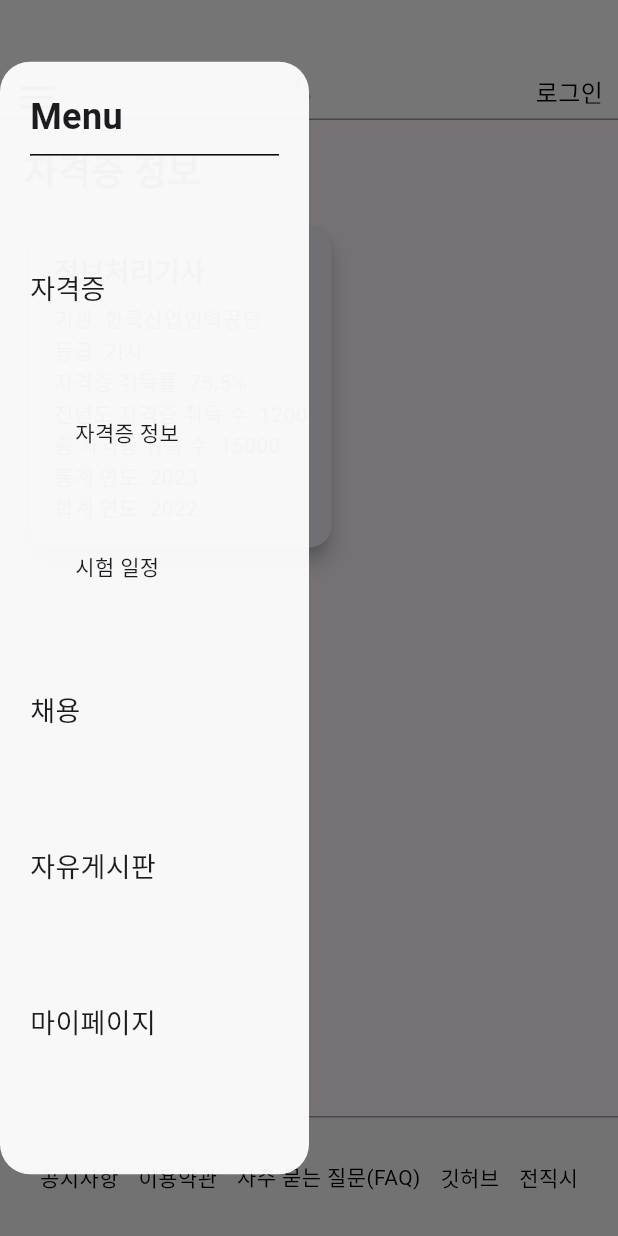
After one commit to Omniscient-Job-Project/Omniscient-flutter, a Flutter app: the CertificateInfoPage screen opened by its route, after a tap on the "menu" icon, on a phone screen of 412 x 824 dp. The commit adds this screen. Run offline on Flutter 3.47's test engine with Material 3 defaults, Android fonts, the phone set to English and light mode, and no system bars; our stand-ins replace dio, font_awesome_flutter, get.

Commit message:
commit -m "feat:certificateInfo"

```diff
--- a/lib/core/widgets/header.dart
+++ b/lib/core/widgets/header.dart
@@ -86,6 +86,8 @@ class Header extends StatelessWidget {
                     crossAxisAlignment: CrossAxisAlignment.start,
                     children: [
                       _buildMenuItem(context, '자격증', '/certificate'),
+                      _buildSubMenuItem(context, '자격증 정보', '/certificateInfoPage'),  // 자격증 정보 페이지로 이동
+                      _buildSubMenuItem(context, '시험 일정', '/certificateSchedule'),
                       _buildMenuItem(context, '채용', '/curation'),
                       _buildMenuItem(context, '자유게시판', '/board'),
                       _buildMenuItem(context, '마이페이지', '/mypage'),
@@ -104,20 +106,35 @@ class Header extends StatelessWidget {
   Widget _buildMenuItem(BuildContext context, String title, String route) {
     return GestureDetector(
       onTap: () {
-        Get.offNamed(route); // Get.toNamed 대신 Get.offNamed 사용
+        Get.toNamed(route);  // 페이지로 이동
+        Navigator.of(context).pop();  // 다이얼로그 닫기
       },
       child: Padding(
         padding: const EdgeInsets.symmetric(vertical: 10.0),
         child: Text(
           title,
-          style: TextStyle(
-            fontSize: 18,
-            fontWeight: FontWeight.w500,
-          ),
+          style: TextStyle(fontSize: 18, fontWeight: FontWeight.w500),
         ),
       ),
     );
   }
+
+  Widget _buildSubMenuItem(BuildContext context, String title, String route) {
+    return GestureDetector(
+      onTap: () {
+        Get.toNamed(route);  // 자격증 정보 페이지로 이동
+        Navigator.of(context).pop();  // 다이얼로그 닫기
+      },
+      child: Padding(
+        padding: const EdgeInsets.only(left: 30.0, top: 5.0, bottom: 5.0),
+        child: Text(
+          title,
+          style: TextStyle(fontSize: 14, fontWeight: FontWeight.w400),
+        ),
+      ),
+    );
+  }
+}
 
   // 인증 처리 함수
   void _handleAuth(BuildContext context) {
@@ -147,4 +164,3 @@ class Header extends StatelessWidget {
       },
     );
   }
-}
--- /dev/null
+++ b/lib/features/certificate/models/certificateInfo.dart
@@ -0,0 +1,35 @@
+class CertificateInfo {
+  final String jmNm; // 자격증 이름
+  final String instiNm; // 기관 이름
+  final String grdNm; // 등급
+  final double preyyAcquQualIncRate; // 자격증 취득률
+  final int preyyQualAcquCnt; // 전년도 자격증 취득 수
+  final int qualAcquCnt; // 총 자격증 취득 수
+  final String statisYy; // 통계 연도
+  final String sumYy; // 합계 연도
+
+  CertificateInfo({
+    required this.jmNm,
+    required this.instiNm,
+    required this.grdNm,
+    required this.preyyAcquQualIncRate,
+    required this.preyyQualAcquCnt,
+    required this.qualAcquCnt,
+    required this.statisYy,
+    required this.sumYy,
+  });
+
+  // JSON 데이터를 Dart 객체로 변환
+  factory CertificateInfo.fromJson(Map<String, dynamic> json) {
+    return CertificateInfo(
+      jmNm: json['jmNm'],
+      instiNm: json['instiNm'],
+      grdNm: json['grdNm'],
+      preyyAcquQualIncRate: json['preyyAcquQualIncRate']?.toDouble() ?? 0.0,
+      preyyQualAcquCnt: json['preyyQualAcquCnt'] ?? 0,
+      qualAcquCnt: json['qualAcquCnt'] ?? 0,
+      statisYy: json['statisYy'] ?? '',
+      sumYy: json['sumYy'] ?? '',
+    );
+  }
+}
--- /dev/null
+++ b/lib/features/certificate/screens/certificateInfoPage.dart
@@ -0,0 +1,45 @@
+import 'package:flutter/material.dart';
+import '/core/widgets/header.dart';  // Header 파일 가져오기
+import '/core/widgets/footer.dart';  // Footer 파일 가져오기
+import '../widgets/certificateInfoCard.dart';  // CertificateInfoCard 임포트
+import '../models/certificateInfo.dart';  // CertificateInfo 모델 임포트
+
+class CertificateInfoPage extends StatelessWidget {
+  @override
+  Widget build(BuildContext context) {
+    // 샘플 자격증 데이터 생성
+    final CertificateInfo certificate = CertificateInfo(
+      jmNm: '정보처리기사',
+      instiNm: '한국산업인력공단',
+      grdNm: '기사',
+      preyyAcquQualIncRate: 75.5,
+      preyyQualAcquCnt: 1200,
+      qualAcquCnt: 15000,
+      statisYy: '2023',
+      sumYy: '2022',
+    );
+
+    return Scaffold(
+      appBar: PreferredSize(
+        preferredSize: Size.fromHeight(80.0),  // Header 높이 설정
+        child: Header(),  // Header 추가
+      ),
+      body: Padding(
+        padding: const EdgeInsets.all(16.0),
+        child: Column(
+          crossAxisAlignment: CrossAxisAlignment.start,
+          children: [
+            Text(
+              '자격증 정보',
+              style: TextStyle(fontSize: 24, fontWeight: FontWeight.bold),
+            ),
+            SizedBox(height: 16),
+            // CertificateInfoCard를 사용하여 자격증 정보를 표시
+            CertificateInfoCard(certificate: certificate),
+          ],
+        ),
+      ),
+      bottomNavigationBar: Footer(),  // Footer 추가
+    );
+  }
+}
--- /dev/null
+++ b/lib/features/certificate/widgets/certificateInfoCard.dart
@@ -0,0 +1,36 @@
+import 'package:flutter/material.dart';
+import '../models/certificateInfo.dart';  // CertificateInfo 모델 임포트
+
+class CertificateInfoCard extends StatelessWidget {
+  final CertificateInfo certificate;  // CertificateInfo 모델 사용
+
+  const CertificateInfoCard({Key? key, required this.certificate}) : super(key: key);
+
+  @override
+  Widget build(BuildContext context) {
+    return Card(
+      elevation: 5,
+      shape: RoundedRectangleBorder(borderRadius: BorderRadius.circular(15)),
+      child: Padding(
+        padding: const EdgeInsets.all(16.0),
+        child: Column(
+          crossAxisAlignment: CrossAxisAlignment.start,
+          children: [
+            Text(
+              certificate.jmNm,
+              style: TextStyle(fontSize: 18, fontWeight: FontWeight.bold),
+            ),
+            SizedBox(height: 8),
+            Text('기관: ${certificate.instiNm}'),
+            Text('등급: ${certificate.grdNm}'),
+            Text('자격증 취득률: ${certificate.preyyAcquQualIncRate}%'),
+            Text('전년도 자격증 취득 수: ${certificate.preyyQualAcquCnt}'),
+            Text('총 자격증 취득 수: ${certificate.qualAcquCnt}'),
+            Text('통계 연도: ${certificate.statisYy}'),
+            Text('합계 연도: ${certificate.sumYy}'),
+          ],
+        ),
+      ),
+    );
+  }
+}
--- a/lib/main.dart
+++ b/lib/main.dart
@@ -3,6 +3,8 @@ import 'core/widgets/header.dart';  // Header 파일 가져오기
 import 'core/widgets/footer.dart';  // Footer 파일 가져오기
 import 'package:get/get.dart';  // GetX를 사용한 라우팅 처리
 import 'features/employment/screens/job_main_page.dart';
+import 'features/certificate/screens/certificateInfoPage.dart';  // 자격증 정보 페이지 임포트
+
 
 void main() {
   runApp(MainApp());
@@ -18,11 +20,28 @@ class MainApp extends StatelessWidget {
       getPages: [
         GetPage(name: '/', page: () => MainPage()),
         GetPage(name: '/curation', page: () => const JobMainPage()),
+        GetPage(name: '/certificateInfoPage', page: () => CertificateInfoPage()),  // 자격증 정보 페이지 등록
       ],
     );
   }
 }
 
+class MenuPage extends StatelessWidget {
+  @override
+  Widget build(BuildContext context) {
+    return Scaffold(
+      appBar: AppBar(title: Text('Menu Page')),
+      body: Center(
+        child: ElevatedButton(
+          onPressed: () {
+            Get.toNamed('/certificateInfoPage');  // 자격증 정보 페이지로 이동
+          },
+          child: Text('자격증 정보로 이동'),
+        ),
+      ),
+    );
+  }
+}
 class MainPage extends StatefulWidget {
   @override
   _MainPageState createState() => _MainPageState();
--- a/pubspec.yaml
+++ b/pubspec.yaml
@@ -12,6 +12,7 @@ dependencies:
   get: ^4.6.1       # Get 패키지 추가 (네비게이션 및 상태 관리)
   flutter_svg: ^1.0.3   # SVG 이미지 로드용 플러그인
   url_launcher: ^6.0.20
+  dio: ^5.0.0
 
 
 dev_dependencies:
```
Also changed, not shown: lib/features/certificate/repositories/certificateInfo.dart (added, +36 -0 lines), lib/features/certificate/models/certificate.dart (deleted), lib/features/certificate/models/certificateSchedule.dart (added), lib/features/certificate/repositories/certificate.dart (deleted), lib/features/certificate/screens/certificate.dart (deleted), lib/features/certificate/widgets/certificate.dart (deleted), pubspec.lock.
